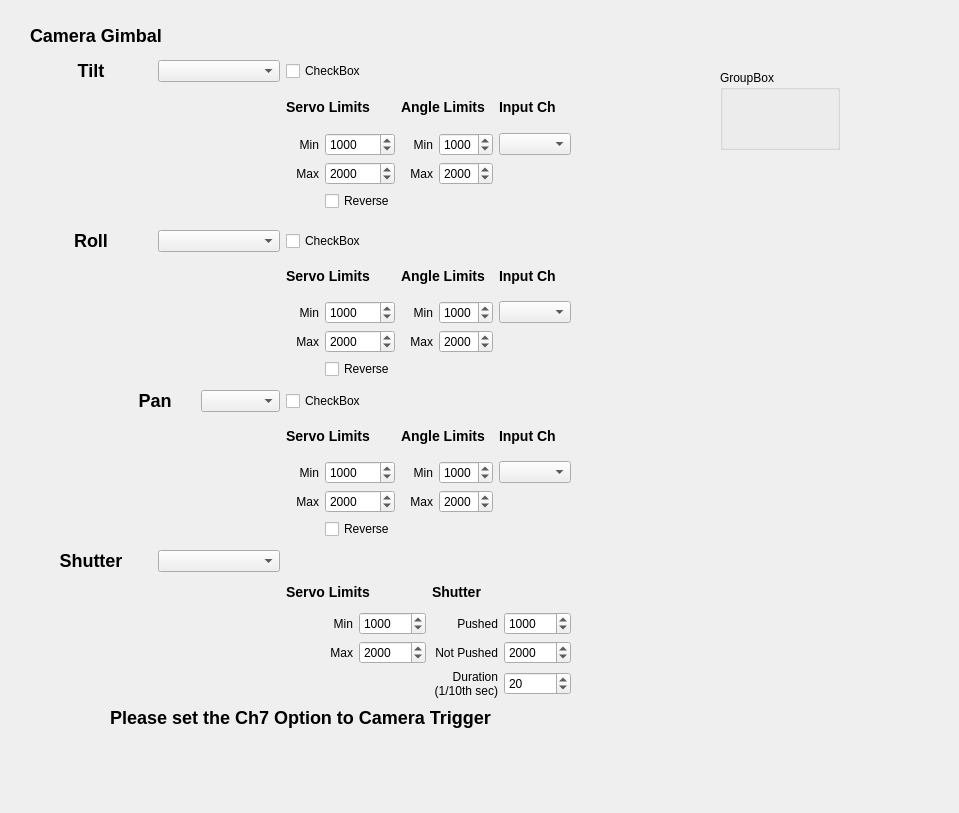
Above: src/ui/configuration/CameraGimbalConfig.ui from mavlink/qgroundcontrol before the change. Below: the same form after it.
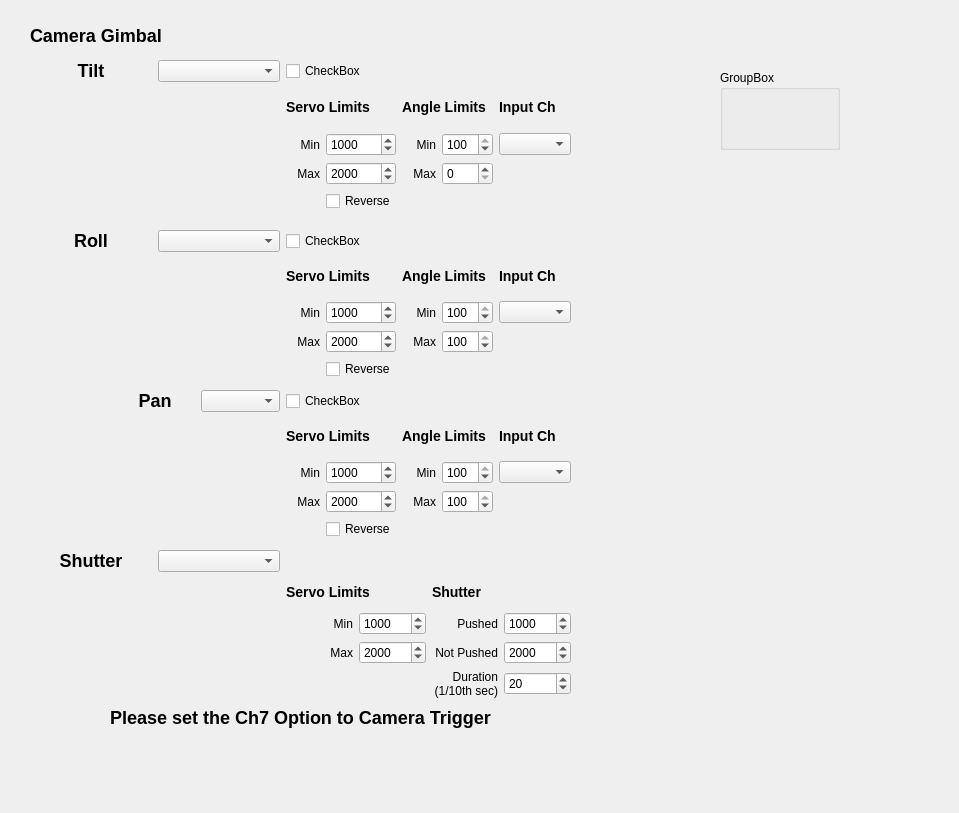
That is the form after the change. Icons and pictures are not drawn.

Commit message: Change in implementation details for Camera Gimbal Config, usable now, but needs more error checking.

The edit to the form file:
```diff
--- a/src/ui/configuration/CameraGimbalConfig.ui
+++ b/src/ui/configuration/CameraGimbalConfig.ui
@@ -174,21 +174,24 @@
     </item>
     <item row="2" column="6">
      <widget class="QSpinBox" name="tiltAngleMinSpinBox">
+      <property name="minimum">
+       <number>-100</number>
+      </property>
       <property name="maximum">
-       <number>3000</number>
+       <number>100</number>
       </property>
       <property name="value">
-       <number>1000</number>
+       <number>100</number>
       </property>
      </widget>
     </item>
     <item row="3" column="6">
      <widget class="QSpinBox" name="tiltAngleMaxSpinBox">
       <property name="maximum">
-       <number>3000</number>
+       <number>100</number>
       </property>
       <property name="value">
-       <number>2000</number>
+       <number>-100</number>
       </property>
      </widget>
     </item>
@@ -345,21 +348,27 @@
     </item>
     <item row="2" column="6">
      <widget class="QSpinBox" name="rollAngleMinSpinBox">
+      <property name="minimum">
+       <number>-100</number>
+      </property>
       <property name="maximum">
-       <number>3000</number>
+       <number>100</number>
       </property>
       <property name="value">
-       <number>1000</number>
+       <number>100</number>
       </property>
      </widget>
     </item>
     <item row="3" column="6">
      <widget class="QSpinBox" name="rollAngleMaxSpinBox">
+      <property name="minimum">
+       <number>-100</number>
+      </property>
       <property name="maximum">
-       <number>3000</number>
+       <number>100</number>
       </property>
       <property name="value">
-       <number>2000</number>
+       <number>100</number>
       </property>
      </widget>
     </item>
@@ -503,21 +512,27 @@
     </item>
     <item row="2" column="6">
      <widget class="QSpinBox" name="panAngleMinSpinBox">
+      <property name="minimum">
+       <number>-100</number>
+      </property>
       <property name="maximum">
-       <number>3000</number>
+       <number>100</number>
       </property>
       <property name="value">
-       <number>1000</number>
+       <number>100</number>
       </property>
      </widget>
     </item>
     <item row="3" column="6">
      <widget class="QSpinBox" name="panAngleMaxSpinBox">
+      <property name="minimum">
+       <number>-100</number>
+      </property>
       <property name="maximum">
-       <number>3000</number>
+       <number>100</number>
       </property>
       <property name="value">
-       <number>2000</number>
+       <number>100</number>
       </property>
      </widget>
     </item>
```
The commit also changes 3 other files.
